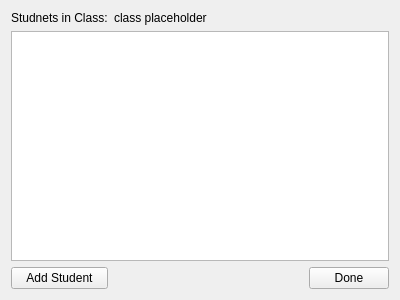
Old version of the form GUI/classview.ui in the repository Laucksy/CS-205-Project.
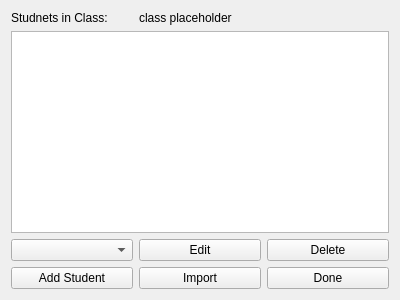
New version of the form.

Patch:
```diff
--- a/GUI/classview.ui
+++ b/GUI/classview.ui
@@ -14,13 +14,17 @@
    <string>Axolotl Development</string>
   </property>
   <layout class="QGridLayout" name="gridLayout">
-   <item row="1" column="0" colspan="3">
-    <widget class="QTextBrowser" name="textBrowser"/>
+   <item row="2" column="2">
+    <widget class="QPushButton" name="pushButton_3">
+     <property name="text">
+      <string>Delete</string>
+     </property>
+    </widget>
    </item>
-   <item row="3" column="2">
-    <widget class="QPushButton" name="pushButton_2">
+   <item row="2" column="1">
+    <widget class="QPushButton" name="pushButton_4">
      <property name="text">
-      <string>Done</string>
+      <string>Edit</string>
      </property>
     </widget>
    </item>
@@ -31,26 +35,6 @@
      </property>
     </widget>
    </item>
-   <item row="3" column="1">
-    <spacer name="horizontalSpacer">
-     <property name="orientation">
-      <enum>Qt::Horizontal</enum>
-     </property>
-     <property name="sizeHint" stdset="0">
-      <size>
-       <width>40</width>
-       <height>20</height>
-      </size>
-     </property>
-    </spacer>
-   </item>
-   <item row="0" column="0">
-    <widget class="QLabel" name="label">
-     <property name="text">
-      <string>Studnets in Class:</string>
-     </property>
-    </widget>
-   </item>
    <item row="0" column="1">
     <widget class="QLabel" name="classTitle">
      <property name="text">
@@ -58,6 +42,33 @@
      </property>
     </widget>
    </item>
+   <item row="0" column="0">
+    <widget class="QLabel" name="label">
+     <property name="text">
+      <string>Studnets in Class:</string>
+     </property>
+    </widget>
+   </item>
+   <item row="2" column="0">
+    <widget class="QComboBox" name="comboBox"/>
+   </item>
+   <item row="3" column="1">
+    <widget class="QPushButton" name="pushButton_5">
+     <property name="text">
+      <string>Import</string>
+     </property>
+    </widget>
+   </item>
+   <item row="3" column="2">
+    <widget class="QPushButton" name="pushButton_2">
+     <property name="text">
+      <string>Done</string>
+     </property>
+    </widget>
+   </item>
+   <item row="1" column="0" colspan="3">
+    <widget class="QTextBrowser" name="textBrowser"/>
+   </item>
   </layout>
  </widget>
  <resources/>
```
